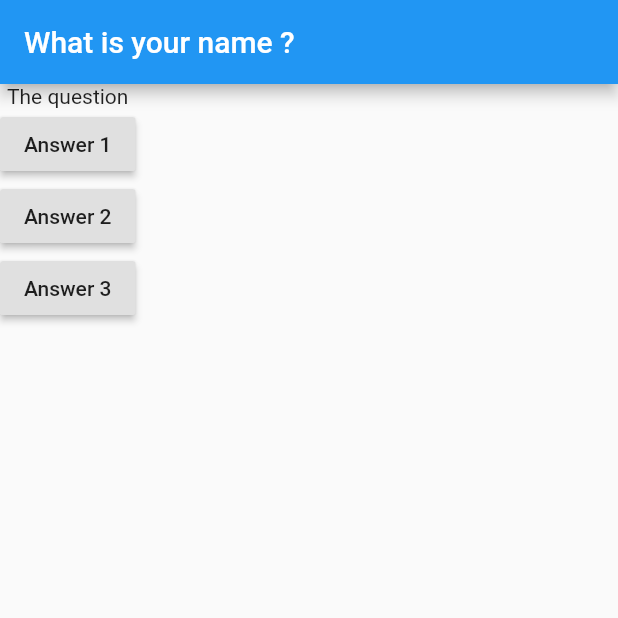
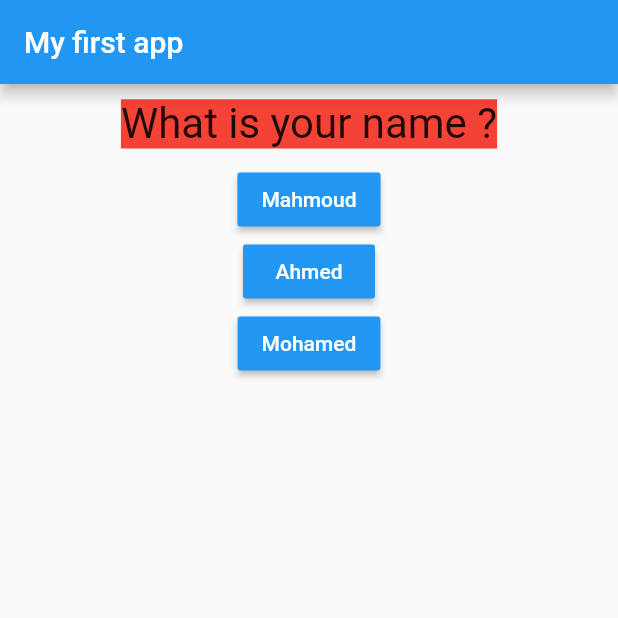
Before and after one commit to M7Moud1/QUIZ_APP, a Flutter app: the screen it shows after launch, on a phone screen of 412 x 824 dp, the top half of it. Run offline on Flutter 3.47's test engine with Material 2 defaults, Android fonts, the phone set to English and light mode, and no system bars.

Commit message:
Done quiz app

```diff
--- /dev/null
+++ b/lib/Answer.dart
@@ -0,0 +1,22 @@
+import 'package:flutter/material.dart';
+
+
+class Answer extends StatelessWidget {
+
+  final Function selectHandler;
+  final String answerText;
+
+  Answer(this.selectHandler , this.answerText);
+
+  @override
+  Widget build(BuildContext context) {
+    return Container(child:
+    RaisedButton(
+
+      color: Colors.blue,
+      textColor:  Colors.white,
+      child: Text(answerText),
+      onPressed: selectHandler,
+    ),);
+  }
+}
--- /dev/null
+++ b/lib/Question.dart
@@ -0,0 +1,19 @@
+import 'package:flutter/material.dart';
+
+class Question extends StatelessWidget {
+  final String questionText;
+
+  Question(this.questionText);
+
+  @override
+  Widget build(BuildContext context) {
+    return Container(
+      width: double.infinity,
+        margin: EdgeInsets.all(10),
+        child: Text(
+      questionText,
+      style: TextStyle(fontSize: 28, backgroundColor: Colors.red),
+      textAlign: TextAlign.center,
+    ),);
+  }
+}
--- /dev/null
+++ b/lib/Quiz.dart
@@ -0,0 +1,29 @@
+import 'package:flutter/material.dart';
+
+import 'Question.dart';
+import 'Answer.dart';
+
+class Quiz extends StatelessWidget {
+  final lastIndex;
+  final Function answerQuestion;
+  final List<Map<String, Object>> questions;
+
+  Quiz(
+      {@required this.lastIndex,
+      @required this.answerQuestion,
+      @required this.questions});
+
+  @override
+  Widget build(BuildContext context) {
+    return Container(
+      child: Column(
+        children: [
+          Question(questions[lastIndex]["question"]),
+          ...(questions[lastIndex]["answers"] as List<Map<String , Object>>).map((answer) {
+            return Answer(() => answerQuestion(answer["score"]), answer["text"]);
+          }).toList(),
+        ],
+      ),
+    );
+  }
+}
--- a/lib/main.dart
+++ b/lib/main.dart
@@ -1,4 +1,8 @@
 import 'package:flutter/material.dart';
+
+
+import 'Quiz.dart';
+import 'Result.dart';
 
 void main() {
   runApp(MyApp());
@@ -10,54 +14,73 @@ class MyApp extends StatefulWidget {
   State<StatefulWidget> createState() {
     // TODO: implement createState
 
+
+
     return MyAppState();
     throw UnimplementedError();
   }
 }
 
 class MyAppState extends State<MyApp> {
+  var _lastIndex = 0;
+  var _TotalIndex = 0;
 
-  var lastIndex = 0;
+  final questions = const [
+    {
+      "question": "What is your name ?",
+      "answers" : [
+        {"text":"Mahmoud", "score":10},
+        {"text":"Ahmed" , "score" : 20 },
+        {"text":"Mohamed" , "score" : 30}
+      ]
 
-  void AnswerQuestion() {
+    },
+
+    {
+      "question":"How old are you ?",
+      "answers" : [ {"text":"10", "score":10},
+        {"text":"20" , "score" : 20 },
+        {"text":"30" , "score" : 30}
+        ]
+    }
+  ];
+
+  void resetQuiz() {
 
     setState(() {
-      lastIndex += 1;
+      _TotalIndex = 0;
+      _lastIndex = 0;
+    });
+  }
+
+  void answerQuestion(int _score) {
+
+    _TotalIndex += _score;
+    setState(() {
+      _lastIndex += 1;
     });
 
     print("Answer chosen");
   }
 
+  set lastIndex(int index) => lastIndex = index;
+
   @override
   Widget build(BuildContext context) {
-    var questions = ["What is your name ?",
-      "How old are you ?"
-    ];
+
 
     return MaterialApp(
       home: Scaffold(
         appBar: AppBar(
-          title: Text(questions[lastIndex]),
+          title: Text('My first app'),
         ),
-        body: Column(
-          children: [
-            Text('The question'),
-            RaisedButton(
-              child: Text("Answer 1"),
-              onPressed: AnswerQuestion,
-            ),
-
-            RaisedButton(
-              child: Text("Answer 2"),
-              onPressed: AnswerQuestion,
-            ),
-
-            RaisedButton(
-              child: Text("Answer 3"),
-              onPressed: AnswerQuestion,
-            ),
-          ],
-        ),
+        body: _lastIndex < questions.length ?
+            Quiz(
+              answerQuestion: answerQuestion,
+              lastIndex: _lastIndex,
+              questions: questions,
+            )
+        : Result(_TotalIndex , resetQuiz)
       ),
     );
   }
```
Also changed, not shown: lib/Result.dart (added, +51 -0 lines).
